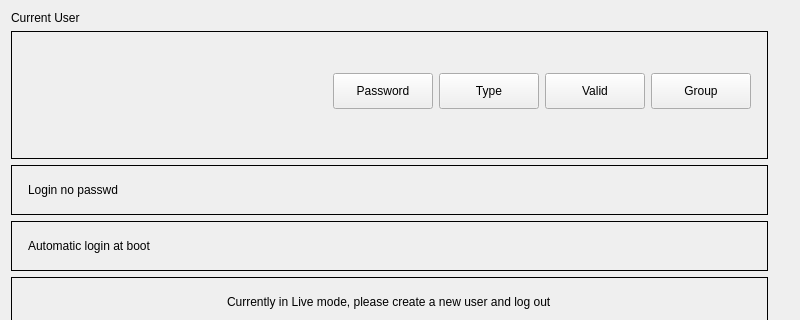
Before: the Qt Designer form plugins/account/userinfo/userinfo.ui in ukui/ukui-control-center, drawn with Qt 5; both pictures show x 0 to 800 and y 0 to 320 of the 800 by 1124 pixel window.
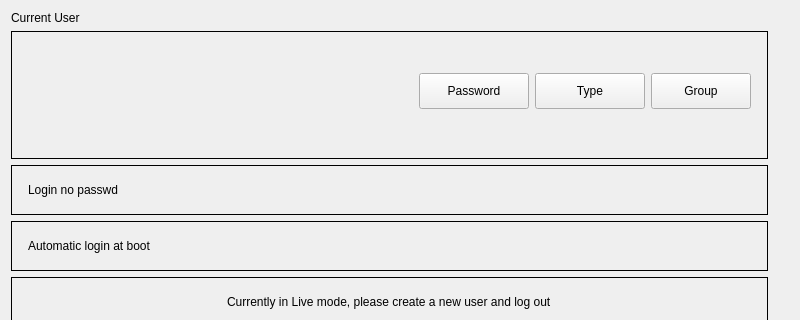
After: the same form once the commit is applied. Custom widgets are drawn as their Qt base class.

What changed in the file:
```diff
--- a/plugins/account/userinfo/userinfo.ui
+++ b/plugins/account/userinfo/userinfo.ui
@@ -128,22 +128,6 @@
             </property>
            </widget>
           </item>
-          <item>
-           <spacer name="horizontalSpacer_5">
-            <property name="orientation">
-             <enum>Qt::Horizontal</enum>
-            </property>
-            <property name="sizeType">
-             <enum>QSizePolicy::Fixed</enum>
-            </property>
-            <property name="sizeHint" stdset="0">
-             <size>
-              <width>13</width>
-              <height>20</height>
-             </size>
-            </property>
-           </spacer>
-          </item>
           <item>
            <layout class="QHBoxLayout" name="horizontalLayout_5">
             <property name="topMargin">
@@ -287,7 +271,7 @@
              <widget class="QPushButton" name="changePwdBtn">
               <property name="minimumSize">
                <size>
-                <width>100</width>
+                <width>110</width>
                 <height>36</height>
                </size>
               </property>
@@ -306,7 +290,7 @@
              <widget class="QPushButton" name="changeTypeBtn">
               <property name="minimumSize">
                <size>
-                <width>100</width>
+                <width>110</width>
                 <height>36</height>
                </size>
               </property>
@@ -321,25 +305,6 @@
               </property>
              </widget>
             </item>
-            <item>
-             <widget class="QPushButton" name="changeValidBtn">
-              <property name="minimumSize">
-               <size>
-                <width>100</width>
-                <height>36</height>
-               </size>
-              </property>
-              <property name="maximumSize">
-               <size>
-                <width>16777215</width>
-                <height>36</height>
-               </size>
-              </property>
-              <property name="text">
-               <string>Valid</string>
-              </property>
-             </widget>
-            </item>
             <item>
              <widget class="QPushButton" name="changeGroupBtn">
               <property name="minimumSize">
```
